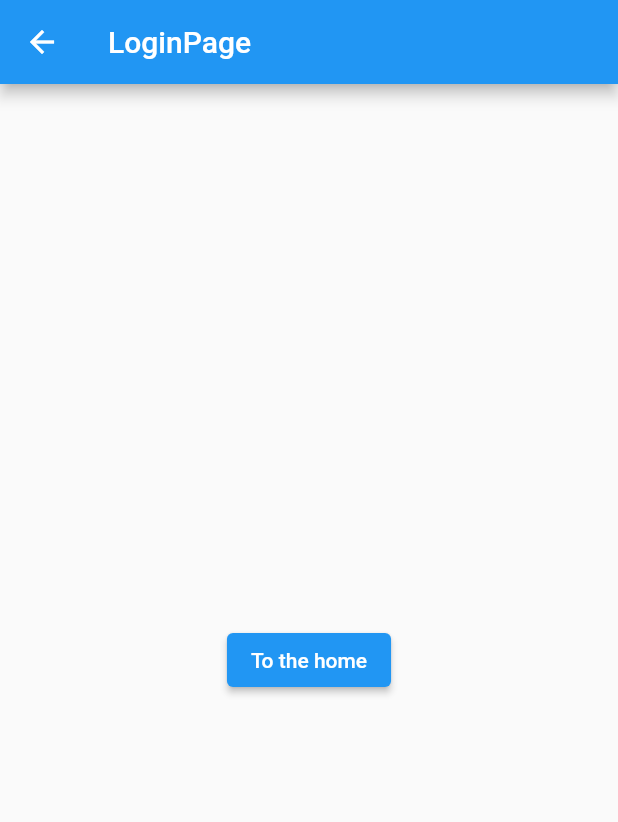
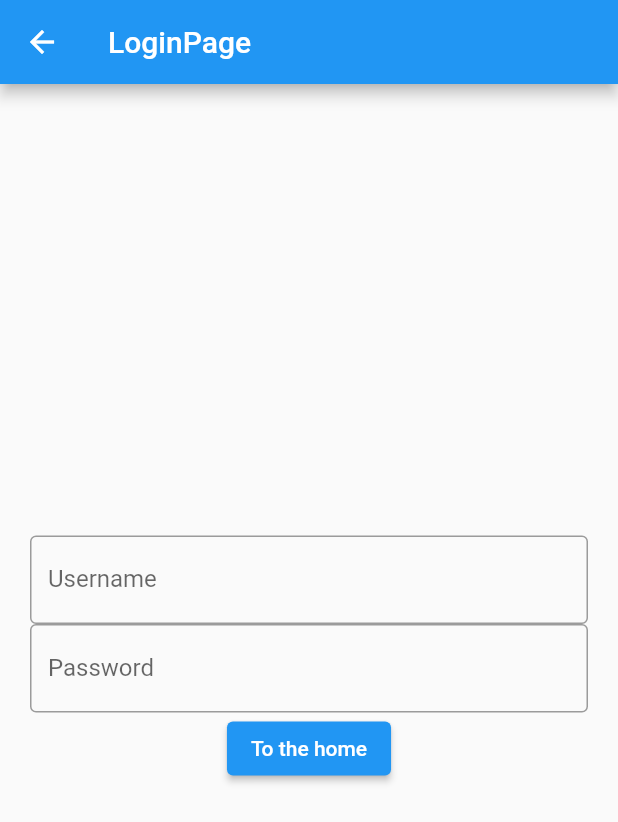
Before and after one commit to MarichenK/Biomedical-Technologies, a Flutter app: the screen it shows after launch, after a tap on "To the login", on a phone screen of 412 x 824 dp. Shown: the top 822 px of the screen. Run offline on Flutter 3.47's test engine with Material 2 defaults, Android fonts, the phone set to English and light mode, and no system bars.

Commit message:
utils and login

```diff
--- /dev/null
+++ b/agri_fit/lib/Utilities/Impact.dart
@@ -0,0 +1,14 @@
+
+class Impact{
+
+  static String baseUrl = 'https://impact.dei.unipd.it/bwthw/';
+  static String pingEndpoint = 'gate/v1/ping/'; //pings the server
+  static String tokenEndpoint = 'gate/v1/token/'; //takes user credentials and generates associated access
+  static String refreshEndpoint = 'gate/v1/refresh/'; //generates new access
+  static String deleteUser = 'gate/v1/deactivate/{username}/'; //deletes user
+  static String activateUser = 'gate/v1/activate/{username}/'; //activates new user
+  static String changePsW = 'gate/v1/change_password/'; //changes password
+
+  static String username = '<YOUR_USERNAME>';
+  static String password = '<YOUR_PASSWORD>';
+}
--- a/agri_fit/lib/screens/loginPage.dart
+++ b/agri_fit/lib/screens/loginPage.dart
@@ -1,10 +1,21 @@
 import 'package:flutter/material.dart';
 
-class LoginPage extends StatelessWidget {
+class LoginPage extends StatefulWidget {
   const LoginPage({Key? key}) : super(key: key);
 
   static const route = '/login/';
   static const routename = 'LoginPage';
+
+  @override _LoginState createState() => _LoginState();
+}
+
+class _LoginState extends State<LoginPage>{
+
+  final _textControllerUserName = TextEditingController();
+  final _textControllerPassword = TextEditingController();
+
+  String editUsername = '';
+  String editPassword = '';
 
   @override
   Widget build(BuildContext context) {
@@ -13,16 +24,37 @@ class LoginPage extends StatelessWidget {
       appBar: AppBar(
         title: Text(LoginPage.routename),
       ),
-      body: Center(
-        child: ElevatedButton(
-          child: Text('To the home'),
-          onPressed: () {
+      body: Padding(padding: const EdgeInsets.all(20.0),
+        child: Column(
+          mainAxisAlignment: MainAxisAlignment.center,
+          children: [
+            TextField(
+              controller: _textControllerUserName,
+              decoration: const InputDecoration(
+                border: OutlineInputBorder(),
+                labelText: 'Username'),
+            ),
+            TextField(
+              controller: _textControllerPassword,
+              decoration: const InputDecoration(
+                border: OutlineInputBorder(),
+                labelText: 'Password'),
+            ),
+            ElevatedButton(
+              onPressed: () {
+                Navigator.pop(context);
+              },
+              child: const Text('To the home'))
+          ],
+      ),)
+        //child: ElevatedButton(
+          //child: Text('To the home'),
+          //onPressed: () {
             //This allows to go back to the HomePage
-            Navigator.pop(context);
-          },
-        ),
-      ),
-    );
+            //Navigator.pop(context);
+          //},
+        ,
+      );
   } //build
 
 } //ProfilePage
```
